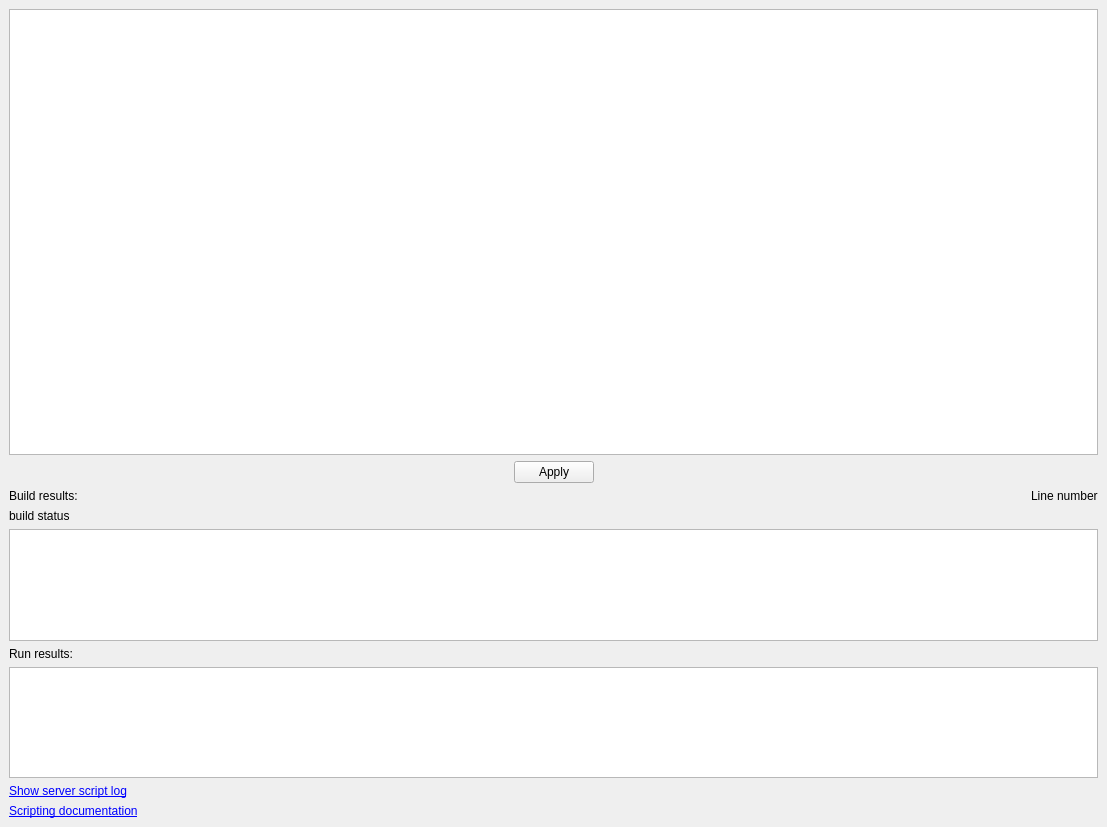
The window that gui_client/ShaderEditorDialog.ui (shipilovden/substrata-metasiberia) describes before a commit, drawn with Qt 5.
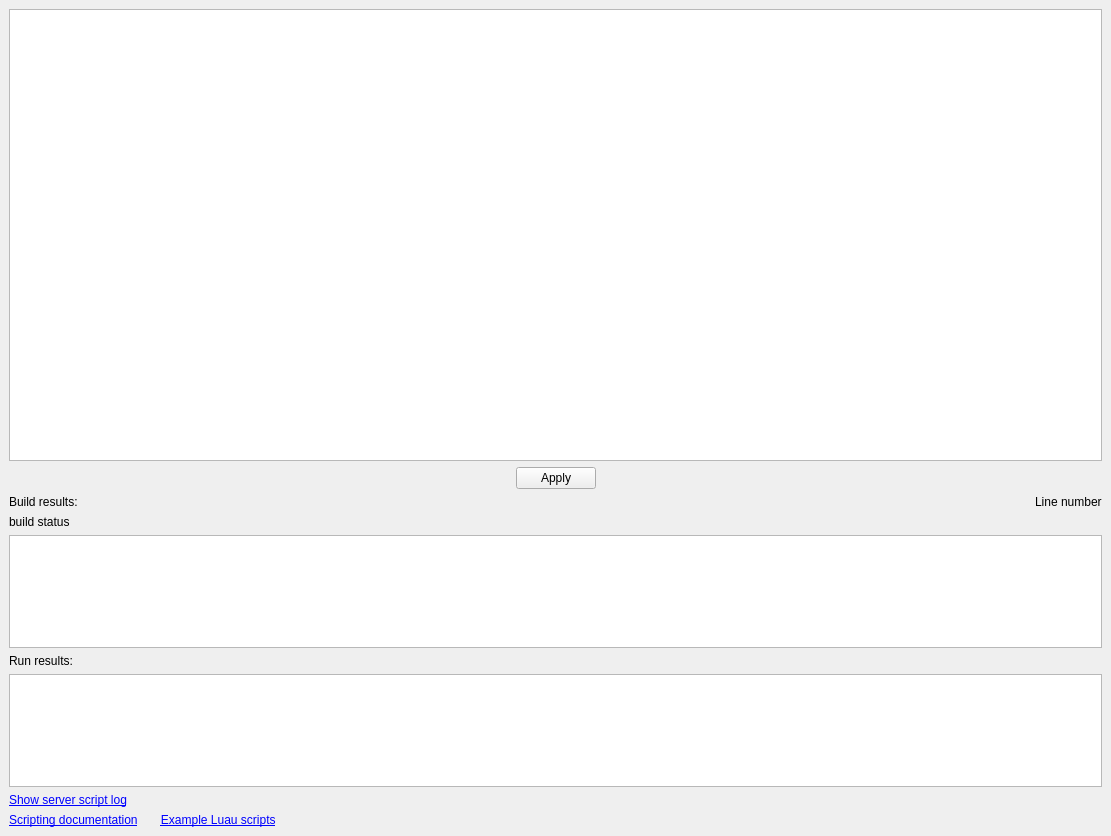
The same window after the commit. Custom widgets are drawn as their Qt base class.

Commit message: Added link to example lua scripts in ShaderEditorDialog.ui.

```diff
--- a/gui_client/ShaderEditorDialog.ui
+++ b/gui_client/ShaderEditorDialog.ui
@@ -6,8 +6,8 @@
    <rect>
     <x>0</x>
     <y>0</y>
-    <width>1107</width>
-    <height>827</height>
+    <width>1111</width>
+    <height>836</height>
    </rect>
   </property>
   <property name="windowTitle">
@@ -198,7 +198,7 @@
     <item>
      <widget class="QLabel" name="label_2">
       <property name="text">
-       <string>&lt;a href=&quot;https://substrata.info/about_scripting&quot;&gt;Scripting documentation&lt;/a&gt;</string>
+       <string>&lt;a href=&quot;https://substrata.info/about_scripting&quot;&gt;Scripting documentation&lt;/a&gt;  &amp;nbsp; &amp;nbsp; &amp;nbsp;    &lt;a href=&quot;https://substrata.info/example_luau_scripts&quot;&gt;Example Luau scripts&lt;/a&gt;</string>
       </property>
       <property name="textFormat">
        <enum>Qt::RichText</enum>
```
